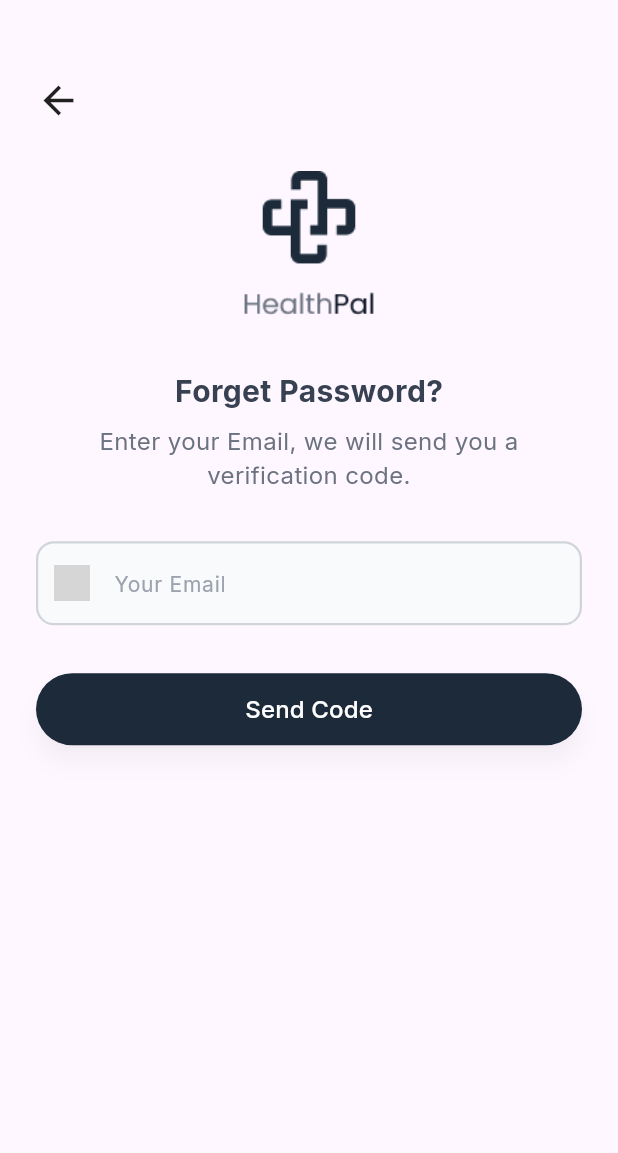
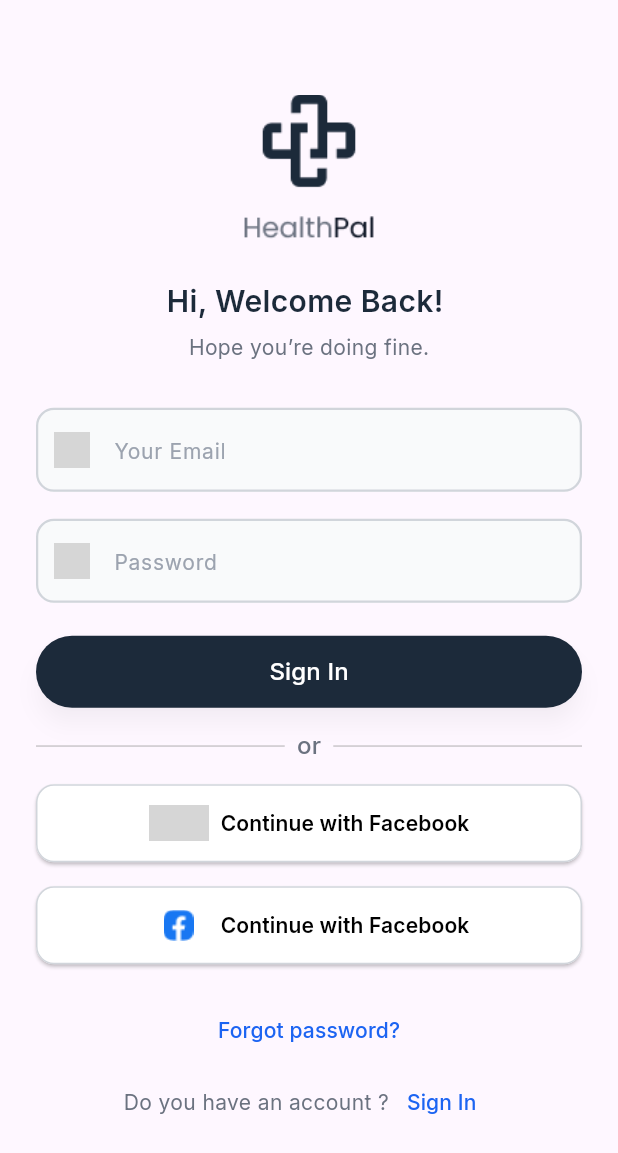
Before and after one commit to Youssef-Taqi-Eldeen/Clinic_app-, a Flutter app: the screen it shows after launch, on a phone screen of 412 x 824 dp. Shown: the top 1153 px of the screen. Run offline on Flutter 3.47's test engine with Material 3 defaults, Android fonts, the phone set to English and light mode, and no system bars; our stand-ins replace flutter_spinkit, go_router, google_fonts, pin_code_fields, smooth_page_indicator; grey boxes are pictures that could not be loaded.

Commit message:
create sign in and finish

```diff
--- /dev/null
+++ b/lib/Features/Sign In/presentation/view/sign_in_view.dart
@@ -0,0 +1,11 @@
+import 'package:flutter/material.dart';
+import 'package:y_clinic_app/Features/Sign%20In/presentation/view/widget/sign_in_view_body.dart';
+
+class SignInView extends StatelessWidget {
+  const SignInView({super.key});
+
+  @override
+  Widget build(BuildContext context) {
+    return const Scaffold(body: SignInViewBody());
+  }
+}
--- /dev/null
+++ b/lib/Features/Sign In/presentation/view/widget/sign_in_view_body.dart
@@ -0,0 +1,124 @@
+import 'package:flutter/material.dart';
+import 'package:google_fonts/google_fonts.dart';
+import 'package:y_clinic_app/Features/Onboarding/presentation/view/widget/custom_botton.dart';
+import 'package:y_clinic_app/Features/Sign%20up/presentation/view/widget/custom_text_field.dart';
+import 'package:y_clinic_app/Features/Sign%20up/presentation/view/widget/section_image_two_text.dart';
+import 'package:y_clinic_app/Features/Sign%20up/presentation/view/widget/section_text_field.dart';
+import 'package:y_clinic_app/Features/Sign%20up/presentation/view/widget/separator.dart';
+import 'package:y_clinic_app/Features/Sign%20up/presentation/view/widget/social_button.dart';
+import 'package:y_clinic_app/Features/Sign%20up/presentation/view/widget/text_bottom.dart';
+
+class SignInViewBody extends StatelessWidget {
+  const SignInViewBody({super.key});
+
+  @override
+  Widget build(BuildContext context) {
+    return Padding(
+      padding: const EdgeInsets.only(top: 63, right: 24, left: 24, bottom: 22),
+      child: Column(
+        children: [
+          Image.asset(
+            'assets/images/Black Logo.png',
+          ),
+          const SizedBox(
+            height: 23,
+          ),
+          Text(
+            'Hi, Welcome Back! ',
+            style: GoogleFonts.inter(
+              fontSize: 20,
+              color: const Color(0xff1C2A3A),
+              fontWeight: FontWeight.w600,
+            ),
+          ),
+          const SizedBox(
+            height: 7,
+          ),
+          Text(
+            'Hope you’re doing fine.',
+            style: GoogleFonts.inter(
+              fontSize: 14,
+              color: const Color(0xff6B7280),
+              fontWeight: FontWeight.w400,
+            ),
+          ),
+          const SizedBox(
+            height: 30,
+          ),
+          const CustomTextField(
+            hintText: 'Your Email',
+            imagePath: 'assets/images/email icon.png',
+          ),
+          const SizedBox(
+            height: 18,
+          ),
+          const CustomTextField(
+            hintText: 'Password',
+            imagePath: 'assets/images/lock icon.png',
+            obscureText: true,
+          ),
+          const SizedBox(
+            height: 22,
+          ),
+          CustomButton(
+            onPressed: () {},
+            text: "Sign In",
+          ),
+          const Separator(),
+          const SocialButton(
+            image: 'assets/images/Google - Original.png',
+            textButton: 'Continue with Facebook',
+          ),
+          const SizedBox(
+            height: 16,
+          ),
+          const SocialButton(
+            image: 'assets/images/_Facebook.png',
+            textButton: 'Continue with Facebook',
+          ),
+          const SizedBox(
+            height: 20,
+          ),
+          TextButton(
+            onPressed: () {},
+            child: Text(
+              "Forgot password?",
+              style: GoogleFonts.inter(
+                color: const Color(0xff1C64F2),
+                fontSize: 14,
+                fontWeight: FontWeight.w500,
+              ),
+            ),
+          ),
+          // const SizedBox(
+          //   height: 18,
+          // ),
+          Row(
+            mainAxisAlignment: MainAxisAlignment.center,
+            children: [
+              Text(
+                "Do you have an account ?",
+                style: GoogleFonts.inter(
+                  color: const Color(0xff6B7280),
+                  fontSize: 14,
+                  fontWeight: FontWeight.w400,
+                ),
+              ),
+              TextButton(
+                onPressed: () {},
+                child: Text(
+                  "Sign In",
+                  style: GoogleFonts.inter(
+                    color: const Color(0xff1C64F2),
+                    fontSize: 14,
+                    fontWeight: FontWeight.w500,
+                  ),
+                ),
+              ),
+            ],
+          ),
+        ],
+      ),
+    );
+  }
+}
--- a/lib/core/utils/app_router.dart
+++ b/lib/core/utils/app_router.dart
@@ -5,6 +5,7 @@ import 'package:y_clinic_app/Features/Onboarding/presentation/view/onboarding_vi
 import 'package:y_clinic_app/Features/Onboarding/presentation/view/widget/onboarding_page_three.dart';
 import 'package:y_clinic_app/Features/Onboarding/presentation/view/widget/onboarding_page_two.dart';
 import 'package:y_clinic_app/Features/Profile/presentation/view/profile_view.dart';
+import 'package:y_clinic_app/Features/Sign%20In/presentation/view/sign_in_view.dart';
 import 'package:y_clinic_app/Features/Sign%20up/presentation/view/sign_up_view.dart';
 
 final PageController controller = PageController();
@@ -20,7 +21,7 @@ abstract class AppRouter {
     routes: [
       GoRoute(
         path: '/',
-        builder: (context, state) => const SendCodeView(),
+        builder: (context, state) => const SignInView(),
         routes: [
           GoRoute(
               path: kOnboardingViewOne,
```
